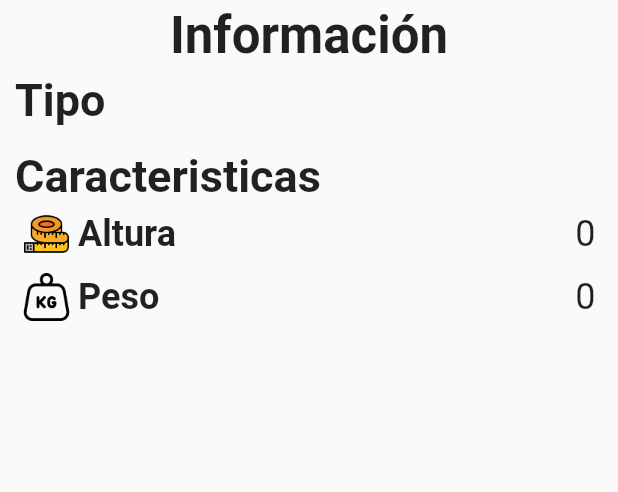
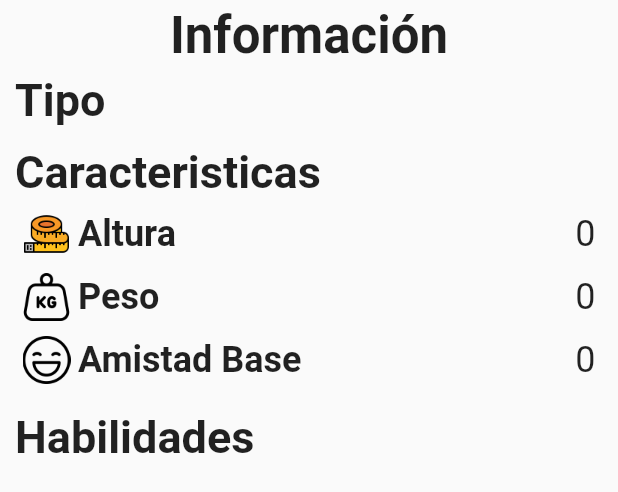
Before and after one commit to EleazarPe/ICC451AppMoviles, a Flutter app: the TabInformacion widget shown alone on an empty page, opened directly with empty values, on a phone screen of 412 x 824 dp. Shown: the top 492 px of the screen. Run offline on Flutter 3.47's test engine with Material 2 defaults, Android fonts, the phone set to English and light mode, and no system bars; our stand-ins replace auto_size_text, cached_network_image, graphql, sqflite; missing offline and left inert: dart:ffi; accounts and stored records are empty; network calls fail.

Commit message:
Agregue habilidades

```diff
--- a/pokemonfile/lib/Model/PokemonDetails.dart
+++ b/pokemonfile/lib/Model/PokemonDetails.dart
@@ -23,6 +23,7 @@ class PokemonDetails {
   String growthRate;
   int hatchCounter;
   String flavorText;
+  List<String> abilities;
 
   // EvolutionChain
   List<Evolution> evolutionChain;
@@ -38,6 +39,7 @@ class PokemonDetails {
     required this.stats,
     required this.sprites,
     required this.moves,
+    required this.abilities,
 
     // PokemonSpecies
     required this.baseHappiness,
@@ -95,6 +97,9 @@ PokemonDetails injectDetails(PO.PokemonOnly pokemonOnly, PS.PokemonSpecies pokem
     stats: stats,
     sprites: sprites,
     moves: moves,
+    abilities: pokemonOnly.abilities.map((e) {
+      return e.ability.name;
+    }).toList(),
 
     // PokemonSpecies
     baseHappiness: pokemonSpecies.baseHappiness,
--- a/pokemonfile/lib/Pages/DetailsPage/Tabs/Informacion/Details.Tab.Informacion.dart
+++ b/pokemonfile/lib/Pages/DetailsPage/Tabs/Informacion/Details.Tab.Informacion.dart
@@ -76,11 +76,6 @@ class TabInformacion extends StatelessWidget {
           ),
         ),
 
-        // Padding para las caracteristicas del pokemon
-        Padding(
-          padding: const EdgeInsets.symmetric(vertical: 3.0),
-          child: Column(
-            children: [
         // Texto de Caracteristicas
         Container(
           alignment: Alignment.centerLeft,
@@ -94,6 +89,11 @@ class TabInformacion extends StatelessWidget {
           ),
         ),
 
+        // Padding para las caracteristicas del pokemon
+        Padding(
+          padding: const EdgeInsets.symmetric(vertical: 3.0),
+          child: Column(
+            children: [
               // Informacion de la Altura
               Row(
                 crossAxisAlignment: CrossAxisAlignment.center,
@@ -169,7 +169,78 @@ class TabInformacion extends StatelessWidget {
                   ),
                 ],
               ),
+              Row(
+                crossAxisAlignment: CrossAxisAlignment.center,
+                children: [
+                  // Contenedor con la imagen de Altura
+                  Container(
+                    padding: const EdgeInsets.all(5.0),
+                    child: const Image(
+                      image: AssetImage('assets/icons/happy.png'),
+                      height: 32.0,
+                    ),
+                  ),
+
+                  // Texto constante "Altura"
+                  const Text(
+                    'Amistad Base',
+                    style: TextStyle(
+                      fontSize: 24,
+                      fontWeight: FontWeight.bold,
+                    ),
+                  ),
+
+                  // Informacion de la Altura
+                  Expanded(
+                    child: Container(
+                      margin: const EdgeInsets.only(right: 5.0),
+                      alignment: Alignment.centerRight,
+                      child: Text(
+                        pokemonDetails.baseHappiness.toString(),
+                        style: const TextStyle(
+                          fontSize: 24,
+                        ),
+                      ),
+                    ),
+                  ),
                 ],
+              ),
+            ],
+          ),
+        ),
+
+        // Habilidades
+
+        Container(
+          alignment: Alignment.centerLeft,
+          padding: EdgeInsets.only(top: 10),
+          child: const Text(
+            'Habilidades',
+            style: TextStyle(
+              fontSize: 30,
+              fontWeight: FontWeight.bold,
+            ),
+          ),
+        ),
+
+        Padding(
+          padding: const EdgeInsets.symmetric(vertical: 3.0),
+          child: Column(
+            children: pokemonDetails.abilities.map((e) {
+
+              return Container(
+                margin: const EdgeInsets.only(right: 5.0),
+                alignment: Alignment.centerLeft,
+                child: Text(
+                  " - $e",
+                  style: const TextStyle(
+                    fontSize: 24,
+                    fontWeight: FontWeight.bold,
+                  ),
+                ),
+              );
+
+            }).toList(),
           ),
         ),
       ],
--- a/pokemonfile/lib/credits.txt
+++ b/pokemonfile/lib/credits.txt
@@ -5,3 +5,4 @@ https://www.flaticon.com/free-icon/pokeball_361998?term=pokeball&page=1&position
 <a href="https://www.flaticon.com/free-icons/information" title="information icons">Information icons created by Freepik - Flaticon</a>
 <a href="https://www.flaticon.com/free-icons/stats" title="stats icons">Stats icons created by reussy - Flaticon</a>
 <a href="https://www.flaticon.com/free-icons/pokemon" title="pokemon icons">Pokemon icons created by Darius Dan - Flaticon</a>
+<a href="https://www.flaticon.com/free-icons/emoji" title="emoji icons">Emoji icons created by Freepik - Flaticon</a>
```
Also changed, not shown: pokemonfile/assets/icons/happy.png (added). Lines whose indentation alone changed are shown as unchanged.
